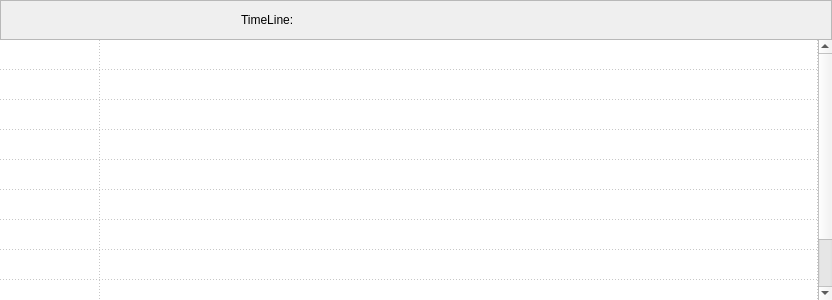
Old version of the form ChannelTableItem.ui in the repository zxl1001/QGraphicsAndTableControl.
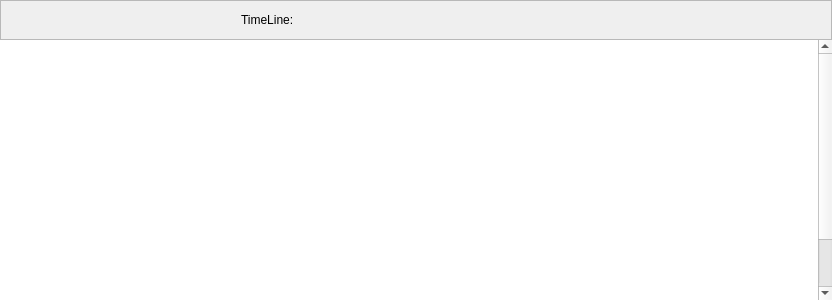
New version of the form.

```diff
--- a/ChannelTableItem.ui
+++ b/ChannelTableItem.ui
@@ -222,16 +222,6 @@
        <string>新建行</string>
       </property>
      </row>
-     <column>
-      <property name="text">
-       <string>Channel</string>
-      </property>
-     </column>
-     <column>
-      <property name="text">
-       <string>Chart</string>
-      </property>
-     </column>
     </widget>
    </item>
   </layout>
```
